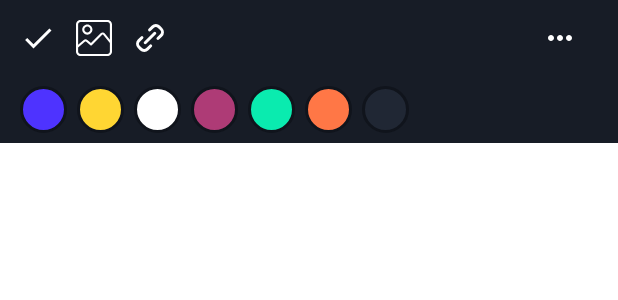
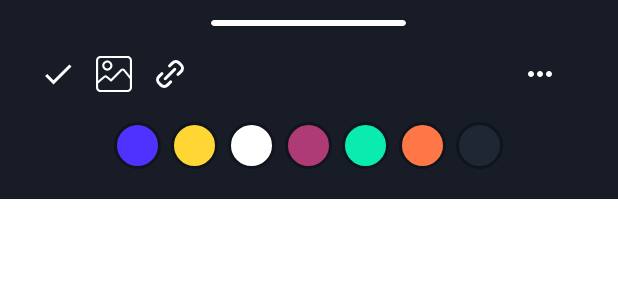
Before and after one commit to archroid/Notino, an Android app: the layout fragment_bottom_sheet.xml on its own in the app's theme, with its tools: preview values and no code run, on a phone screen of 412 x 824 dp. Shown: the top 300 px of the screen. Run offline under Robolectric (Android 15) with nearby library versions, the phone set to English and light mode, and no system bars.

Commit message:
Fixed bugs; minor ui improvments

```diff
--- a/app/src/main/java/xyz/archroid/notino/HomeFragment.kt
+++ b/app/src/main/java/xyz/archroid/notino/HomeFragment.kt
@@ -5,6 +5,7 @@ import android.view.LayoutInflater
 import android.view.View
 import android.view.ViewGroup
 import androidx.fragment.app.Fragment
+import androidx.recyclerview.widget.LinearLayoutManager
 import androidx.recyclerview.widget.StaggeredGridLayoutManager
 import kotlinx.android.synthetic.main.fragment_home.*
 import kotlinx.coroutines.launch
@@ -45,7 +46,7 @@ class HomeFragment : BaseFragment() {
 
         launch {
             context?.let {
-                var notes = NotesDatabase.getDatabase(it).noteDao().getAllNotes()
+                val notes = NotesDatabase.getDatabase(it).noteDao().getAllNotes()
                 recyclerView.adapter = NotesAdapter(notes)
             }
         }
--- a/app/src/main/java/xyz/archroid/notino/adapter/NotesAdapter.kt
+++ b/app/src/main/java/xyz/archroid/notino/adapter/NotesAdapter.kt
@@ -27,10 +27,9 @@ class NotesAdapter(private val noteList: List<Notes>) :
         holder.itemView.tv_dateTime.text = noteList[position].dateTime
 
         if (noteList[position].color != null) {
-            holder.itemView.cardView.setBackgroundColor(Color.parseColor(noteList[position].color))
+            holder.itemView.colorView.setBackgroundColor(Color.parseColor(noteList[position].color))
         } else {
-            holder.itemView.cardView.setBackgroundColor(R.color.ColorLightBlack)
-
+            holder.itemView.colorView.setBackgroundColor(R.color.ColorLightBlack)
         }
 
     }
--- a/app/src/main/res/layout/fragment_bottom_sheet.xml
+++ b/app/src/main/res/layout/fragment_bottom_sheet.xml
@@ -6,8 +6,18 @@
     android:layout_height="wrap_content"
     android:background="@color/colorPrimary"
     android:orientation="vertical"
+    android:padding="@dimen/_10sdp"
     app:behavior_peekHeight="40dp"
     app:layout_behavior="@string/bottom_sheet_behavior">
+
+    <androidx.cardview.widget.CardView
+        android:layout_width="130dp"
+        android:layout_height="4dp"
+        android:layout_gravity="center"
+        android:layout_marginBottom="@dimen/_5sdp"
+        android:elevation="0dp"
+        app:cardBackgroundColor="@color/ColorWhite"
+        app:cardCornerRadius="@dimen/_10sdp" />
 
     <LinearLayout
         android:id="@+id/layout_header"
@@ -62,8 +72,9 @@
     </LinearLayout>
 
     <LinearLayout
-        android:layout_width="match_parent"
+        android:layout_width="wrap_content"
         android:layout_height="wrap_content"
+        android:layout_gravity="center"
         android:orientation="horizontal"
         android:padding="@dimen/_5sdp">
 
@@ -71,7 +82,6 @@
             android:id="@+id/layout_note1"
             android:layout_width="wrap_content"
             android:layout_height="wrap_content"
-            android:paddingStart="@dimen/_5sdp"
             tools:ignore="RtlSymmetry">
 
             <View
@@ -132,7 +142,7 @@
                 android:layout_gravity="center"
                 android:src="@drawable/ic_tick"
                 android:visibility="gone"
-                app:tint="@color/ColorWhite"
+                app:tint="@color/ColorText"
                 tools:ignore="ContentDescription" />
         </FrameLayout>
 
--- a/app/src/main/res/values/themes.xml
+++ b/app/src/main/res/values/themes.xml
@@ -11,11 +11,13 @@
         <item name="colorOnSecondary">@color/ColorWhite</item>
         <!-- Status bar color. -->
         <item name="android:statusBarColor" tools:targetApi="l">?attr/colorPrimaryVariant</item>
+        <item name="android:navigationBarColor">?attr/colorPrimary</item>
         <!-- Customize your theme here. -->
     </style>
 
     <style name="ThemeOverlay.search" parent="Theme.Notino">
         <item name="android:editTextColor">@color/ColorWhite</item>
         <item name="android:textColorHint">@color/ColorGray</item>
+        <item name="editTextBackground">@null</item>
     </style>
 </resources>
```
Also changed, not shown: app/src/main/java/xyz/archroid/notino/CreateNoteFragment.kt (+2 -18 lines), app/src/main/java/xyz/archroid/notino/util/BottomSheetFragment.kt (+13 -15 lines), app/src/main/res/layout/item_note.xml (+8 -8 lines).
